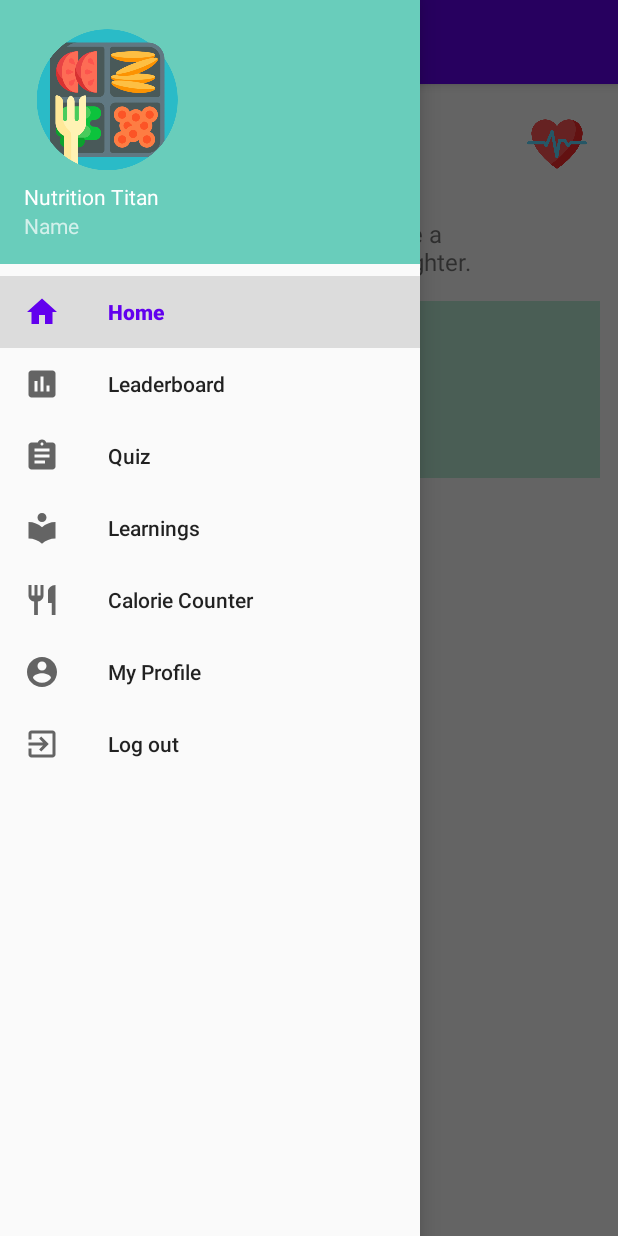
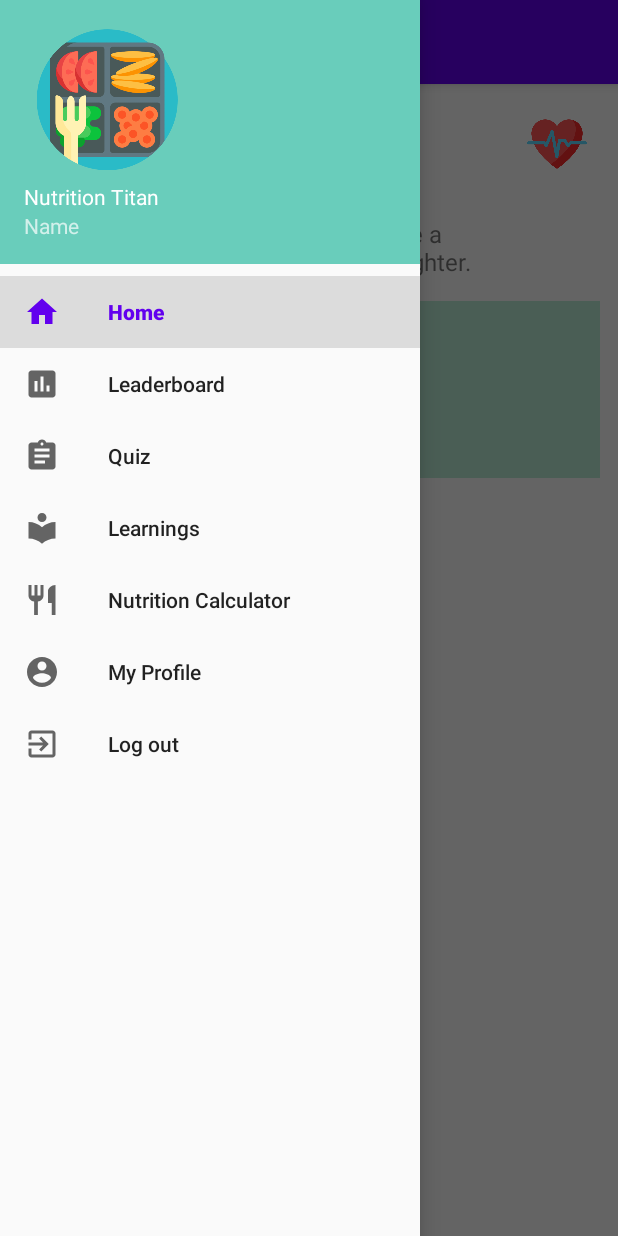
Before and after one commit to edngai98/NewFitnessTitan, an Android app: the MainActivity screen opened directly, with no data from a screen before it, with the side drawer open, on a phone screen of 412 x 824 dp. Run offline under Robolectric (Android 15) with nearby library versions, the phone set to English and light mode, and no system bars; our stand-ins replace Firebase (no records; nobody signed in at launch, a user with empty details on screens opened directly); libraries missing offline, so code that uses them is left out: com.anychart.chart, com.anychart.core; plain views replace AnyChartView; Roboto replaces fonts that are not available here; 5 statements that could not run were skipped.

Commit message:
changed calorie counter to nutrition calculator

```diff
--- a/app/src/main/res/menu/menus.xml
+++ b/app/src/main/res/menu/menus.xml
@@ -22,7 +22,7 @@
             <item
                 android:id="@+id/nav_calorie"
                 android:icon="@drawable/ic_calorie"
-                android:title="Calorie Counter" />
+                android:title="Nutrition Calculator" />
             <item
                 android:id="@+id/nav_edit"
                 android:icon="@drawable/ic_account"
```
